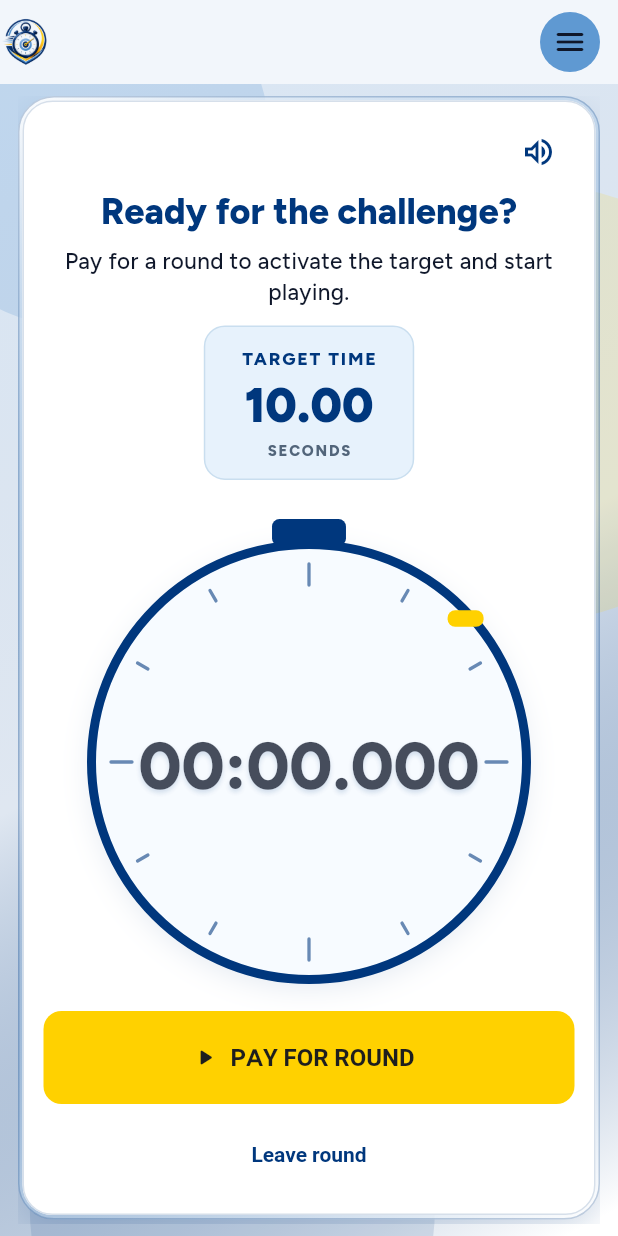
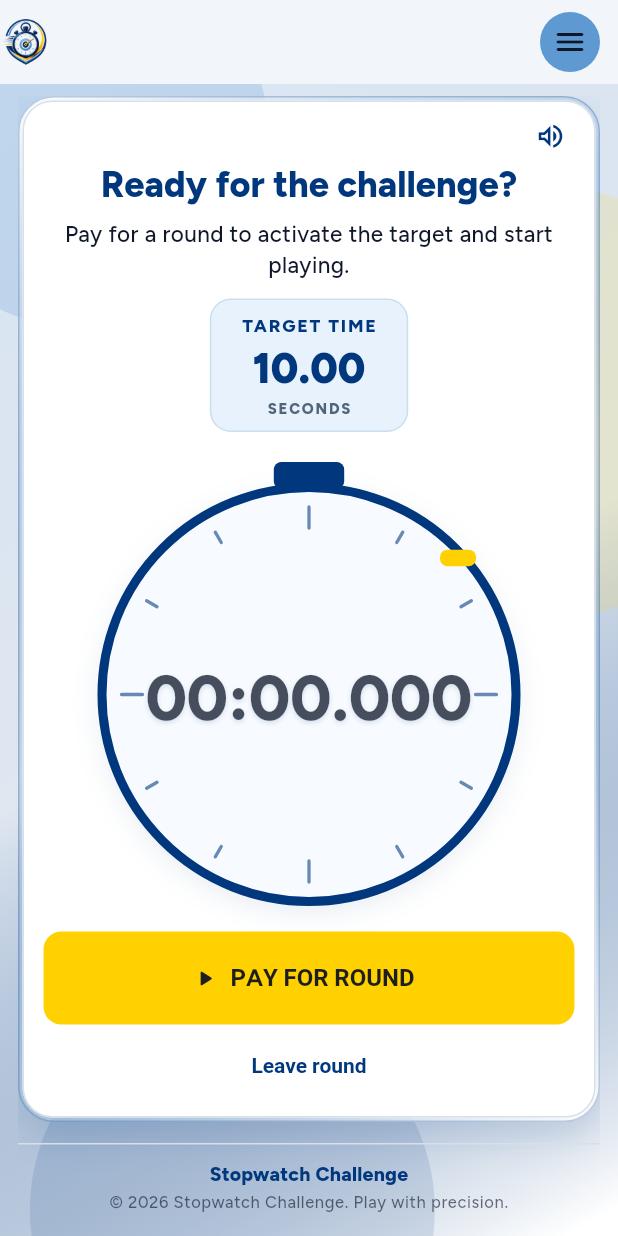
Before and after one commit to andreamsilu/stopwatch_game, a Flutter app: the GamePage screen opened directly, on a phone screen of 412 x 824 dp. Run offline on Flutter 3.47's test engine with Material 3 defaults, Android fonts, the phone set to English and light mode, and no system bars; our stand-ins replace audioplayers, data_table_2, flutter_dotenv, flutter_riverpod, google_fonts, shared_preferences; accounts and stored records are empty.

Commit message:
style: Adjust padding and font size for improved layout in RoundPlayPanel and TargetTimeBadge

```diff
--- a/lib/features/game/presentation/widgets/round_play_panel.dart
+++ b/lib/features/game/presentation/widgets/round_play_panel.dart
@@ -82,19 +82,19 @@ class _RoundPlayPanelState extends State<RoundPlayPanel> {
     return Card(
       margin: EdgeInsets.zero,
       child: Padding(
-        padding: const EdgeInsets.fromLTRB(14, 10, 14, 16),
+        padding: const EdgeInsets.fromLTRB(14, 8, 14, 10),
         child: LayoutBuilder(
           builder: (context, constraints) {
             final isMobile = constraints.maxWidth < 600;
             final widthBasedDiameter = isMobile
                 ? (constraints.maxWidth - 20).clamp(230.0, 340.0).toDouble()
-                : constraints.maxWidth.clamp(320.0, 380.0).toDouble();
-            final reservedHeight = widget.isRunning ? 215.0 : 265.0;
+                : constraints.maxWidth.clamp(280.0, 320.0).toDouble();
+            final reservedHeight = widget.isRunning ? 200.0 : 330.0;
             final heightBasedDiameter = constraints.maxHeight.isFinite
                 ? (constraints.maxHeight - reservedHeight)
-                      .clamp(190.0, 380.0)
+                      .clamp(180.0, 320.0)
                       .toDouble()
-                : 380.0;
+                : 320.0;
             final diameter = widthBasedDiameter < heightBasedDiameter
                 ? widthBasedDiameter
                 : heightBasedDiameter;
@@ -102,15 +102,21 @@ class _RoundPlayPanelState extends State<RoundPlayPanel> {
               children: [
                 Align(
                   alignment: Alignment.centerRight,
+                  child: SizedBox.square(
+                    dimension: 32,
                     child: IconButton(
                       onPressed: widget.onToggleSound,
                       tooltip: widget.isSoundEnabled ? 'Sound On' : 'Sound Off',
+                      padding: EdgeInsets.zero,
+                      visualDensity: VisualDensity.compact,
                       icon: Icon(
                         widget.isSoundEnabled
                             ? Icons.volume_up_outlined
                             : Icons.volume_off_outlined,
+                        size: 21,
                       ),
                       color: AppColors.primary,
+                    ),
                   ),
                 ),
                 AnimatedSwitcher(
@@ -124,7 +130,7 @@ class _RoundPlayPanelState extends State<RoundPlayPanel> {
                     targetTimeLabel: widget.targetTimeLabel,
                   ),
                 ),
-                SizedBox(height: widget.isRunning ? 6 : 12),
+                SizedBox(height: widget.isRunning ? 4 : 6),
                 _MinimalStopwatch(
                   diameter: diameter,
                   timeText: widget.currentTimeLabel,
@@ -136,10 +142,10 @@ class _RoundPlayPanelState extends State<RoundPlayPanel> {
                                 widget.targetTime.inMilliseconds)
                             .clamp(0.0, 1.0),
                 ),
-                SizedBox(height: isMobile ? 8 : 14),
+                SizedBox(height: isMobile ? 7 : 10),
                 ConstrainedBox(
                   constraints: BoxConstraints(
-                    maxWidth: widget.isRunning ? 420 : 520,
+                    maxWidth: widget.isRunning ? 420 : 480,
                   ),
                   child: _PrimaryRoundAction(
                     isRunning: widget.isRunning,
@@ -157,7 +163,7 @@ class _RoundPlayPanelState extends State<RoundPlayPanel> {
                   ),
                 ),
                 if (!widget.isRunning) ...[
-                  const SizedBox(height: 10),
+                  const SizedBox(height: 4),
                   TextButton(
                     onPressed: widget.isBusy ? null : _handleLeaveRound,
                     style: TextButton.styleFrom(
--- a/lib/features/game/presentation/widgets/target_time_badge.dart
+++ b/lib/features/game/presentation/widgets/target_time_badge.dart
@@ -19,7 +19,7 @@ class TargetTimeBadge extends StatelessWidget {
     return AnimatedContainer(
       duration: const Duration(milliseconds: 200),
       curve: Curves.easeOutCubic,
-      padding: const EdgeInsets.symmetric(horizontal: 24, vertical: 12),
+      padding: const EdgeInsets.symmetric(horizontal: 20, vertical: 8),
       decoration: BoxDecoration(
         color: const Color(0xFFE7F2FC),
         borderRadius: BorderRadius.circular(14),
@@ -52,7 +52,7 @@ class TargetTimeBadge extends StatelessWidget {
               secondsText,
               style: Theme.of(context).textTheme.headlineSmall?.copyWith(
                 fontWeight: FontWeight.w900,
-                fontSize: 32,
+                fontSize: 28,
                 color: AppColors.primary,
               ),
             ),
```
Lines whose indentation alone changed are shown as unchanged.
